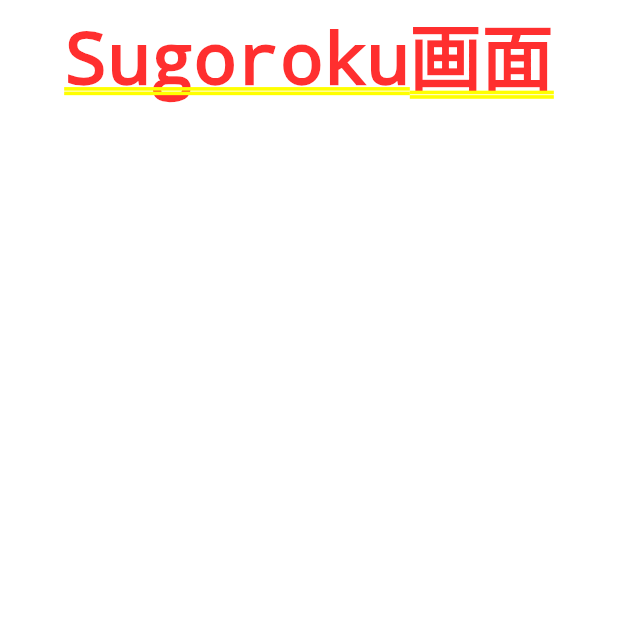
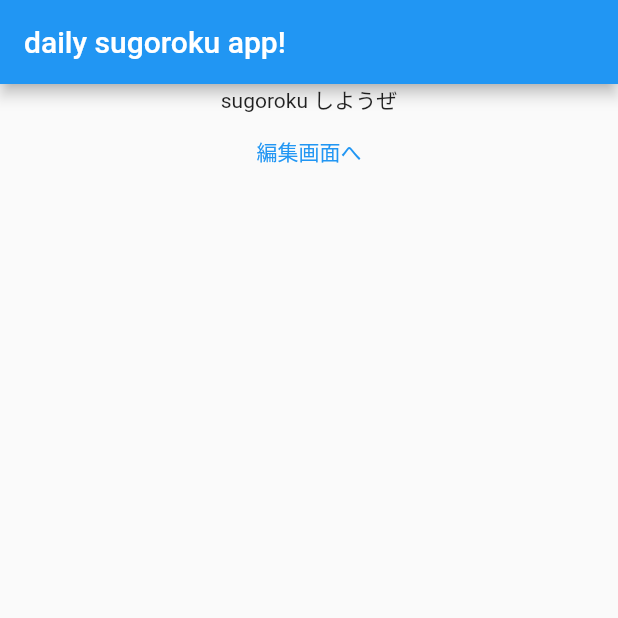
Before and after one commit to sakiso/daily_sugoroku_client, a Flutter app: the screen it shows after launch, on a phone screen of 412 x 824 dp, the top half of it. Run offline on Flutter 3.47's test engine with Material 2 defaults, Android fonts, the phone set to English and light mode, and no system bars.

Commit message:
表示のベース作成

```diff
--- a/lib/main.dart
+++ b/lib/main.dart
@@ -1,6 +1,7 @@
 import 'package:flutter/material.dart';
 
 import 'page/sugoroku/sugoroku_page.dart';
+import 'page/sugoroku_edit/sugoroku_edit_page.dart';
 
 void main() {
   runApp(const MyApp());
@@ -12,13 +13,14 @@ class MyApp extends StatelessWidget {
   @override
   Widget build(BuildContext context) {
     return MaterialApp(
-      title: 'Flutter Demo',
+      title: 'daily sugoroku',
       theme: ThemeData(
         primarySwatch: Colors.blue,
       ),
       routes: {
-        // todo: lib下のconstファイルに切り出す
+        // todo: lib下のconstファイルに切り出せたらいいかも
         '/': (context) => const SugorokuPage(),
+        '/edit': (context) => const SugorokuEditPage(),
       },
     );
   }
--- a/lib/page/sugoroku/sugoroku_page.dart
+++ b/lib/page/sugoroku/sugoroku_page.dart
@@ -5,13 +5,21 @@ class SugorokuPage extends StatelessWidget {
 
   @override
   Widget build(BuildContext context) {
-    return sugorokuLayout();
-  }
-
-  Widget sugorokuLayout() {
-    return Center(
-        child: Column(children: const <Widget>[
-      Text("Sugoroku画面"),
-    ]));
+    return Scaffold(
+      // todo: appBarとかベースのScaffold切り出したい
+      appBar: AppBar(
+        title: const Text("daily sugoroku app!"),
+      ),
+      body: Center(
+        child: Column(children: [
+          const Text("sugoroku しようぜ"),
+          TextButton(
+              onPressed: () {
+                Navigator.pushNamed(context, '/edit');
+              },
+              child: const Text("編集画面へ"))
+        ]),
+      ),
+    );
   }
 }
```
Also changed, not shown: lib/page/sugoroku_edit/sugoroku_edit_page.dart (+16 -1 lines).
